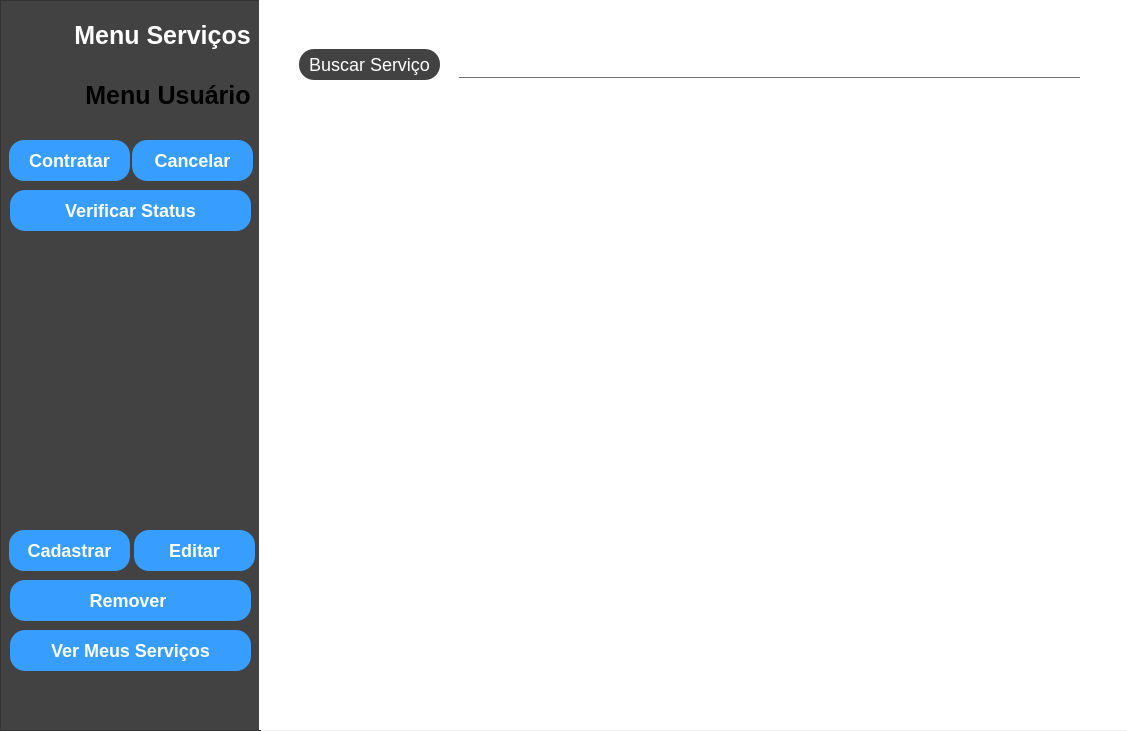
First picture: the form in servico.ui, repository Luisf66/Uber_dos_Servicos, before the edit.
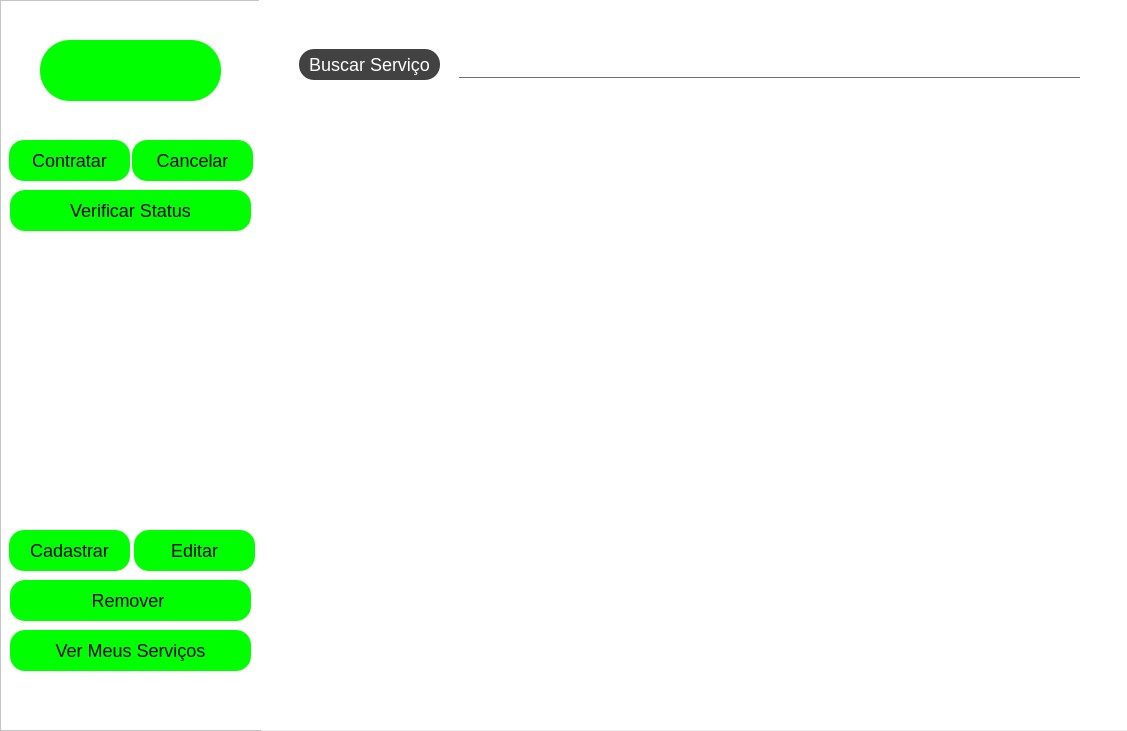
Second picture: the form after the edit. Icons and pictures are not drawn.

Commit message: Mudança na tela de serviço

The edit to the form file:
```diff
--- a/servico.ui
+++ b/servico.ui
@@ -23,7 +23,7 @@
     </rect>
    </property>
    <property name="styleSheet">
-    <string notr="true">background-color:rgb(66, 66, 66);</string>
+    <string notr="true">background-color:white;</string>
    </property>
    <property name="frameShape">
     <enum>QFrame::Shape::StyledPanel</enum>
@@ -42,11 +42,11 @@
     </property>
     <property name="styleSheet">
      <string notr="true">QPushButton {
-   background:rgb(55, 158, 255);
-    color: white;               /* Cor do texto: branco */
+   background:rgb(0, 255, 0);
+    color: black;               /* Cor do texto: branco */
     font-family: &quot;Times New Roman&quot;;  /* Fonte formal */
     font-size: 18px;            /* Tamanho da fonte */
-    font-weight: bold;          /* Negrito para destacar o texto */
+    
     border-radius: 15px;        /* Borda arredondada */
 }
 
@@ -75,11 +75,11 @@
     </property>
     <property name="styleSheet">
      <string notr="true">QPushButton {
-   background:rgb(55, 158, 255);
-    color: white;               /* Cor do texto: branco */
+   background:rgb(0, 255, 0);
+    color: black;               /* Cor do texto: branco */
     font-family: &quot;Times New Roman&quot;;  /* Fonte formal */
     font-size: 18px;            /* Tamanho da fonte */
-    font-weight: bold;          /* Negrito para destacar o texto */
+    
     border-radius: 15px;        /* Borda arredondada */
 }
 
@@ -108,11 +108,11 @@
     </property>
     <property name="styleSheet">
      <string notr="true">QPushButton {
-   background:rgb(55, 158, 255);
-    color: white;               /* Cor do texto: branco */
+   background:rgb(0, 255, 0);
+    color: black;               /* Cor do texto: branco */
     font-family: &quot;Times New Roman&quot;;  /* Fonte formal */
     font-size: 18px;            /* Tamanho da fonte */
-    font-weight: bold;          /* Negrito para destacar o texto */
+    
     border-radius: 15px;        /* Borda arredondada */
 }
 
@@ -141,11 +141,11 @@
     </property>
     <property name="styleSheet">
      <string notr="true">QPushButton {
-   background:rgb(55, 158, 255);
-    color: white;               /* Cor do texto: branco */
+   background:rgb(0, 255, 0);
+    color: black;               /* Cor do texto: branco */
     font-family: &quot;Times New Roman&quot;;  /* Fonte formal */
     font-size: 18px;            /* Tamanho da fonte */
-    font-weight: bold;          /* Negrito para destacar o texto */
+    
     border-radius: 15px;        /* Borda arredondada */
 }
 
@@ -174,11 +174,11 @@
     </property>
     <property name="styleSheet">
      <string notr="true">QPushButton {
-   background:rgb(55, 158, 255);
-    color: white;               /* Cor do texto: branco */
+   background:rgb(0, 255, 0);
+    color: black;               /* Cor do texto: branco */
     font-family: &quot;Times New Roman&quot;;  /* Fonte formal */
     font-size: 18px;            /* Tamanho da fonte */
-    font-weight: bold;          /* Negrito para destacar o texto */
+    
     border-radius: 15px;        /* Borda arredondada */
 }
 
@@ -207,11 +207,11 @@
     </property>
     <property name="styleSheet">
      <string notr="true">QPushButton {
-   background:rgb(55, 158, 255);
-    color: white;               /* Cor do texto: branco */
+   background:rgb(0, 255, 0);
+    color: black;               /* Cor do texto: branco */
     font-family: &quot;Times New Roman&quot;;  /* Fonte formal */
     font-size: 18px;            /* Tamanho da fonte */
-    font-weight: bold;          /* Negrito para destacar o texto */
+    
     border-radius: 15px;        /* Borda arredondada */
 }
 
@@ -240,11 +240,11 @@
     </property>
     <property name="styleSheet">
      <string notr="true">QPushButton {
-   background:rgb(55, 158, 255);
-    color: white;               /* Cor do texto: branco */
+   background:rgb(0, 255, 0);
+    color: black;               /* Cor do texto: branco */
     font-family: &quot;Times New Roman&quot;;  /* Fonte formal */
     font-size: 18px;            /* Tamanho da fonte */
-    font-weight: bold;          /* Negrito para destacar o texto */
+    
     border-radius: 15px;        /* Borda arredondada */
 }
 
@@ -262,69 +262,34 @@
      <string>Cancelar</string>
     </property>
    </widget>
-   <widget class="QWidget" name="layoutWidget">
+   <widget class="QFrame" name="frame_3">
     <property name="geometry">
      <rect>
-      <x>10</x>
-      <y>10</y>
-      <width>241</width>
-      <height>51</height>
+      <x>40</x>
+      <y>40</y>
+      <width>181</width>
+      <height>61</height>
      </rect>
     </property>
-    <layout class="QHBoxLayout" name="horizontalLayout">
-     <item>
-      <widget class="QPushButton" name="btn_menu_servico">
        <property name="styleSheet">
-        <string notr="true">#btn_menu_servico{
-	background: transparent;
-	border-radius: 30px;
-}</string>
-       </property>
-       <property name="text">
-        <string/>
-       </property>
-       <property name="icon">
-        <iconset resource="recursos.qrc">
-         <normaloff>:/imagem/imagens/menu_servico.png</normaloff>:/imagem/imagens/menu_servico.png</iconset>
-       </property>
-       <property name="iconSize">
-        <size>
-         <width>30</width>
-         <height>30</height>
-        </size>
-       </property>
-      </widget>
-     </item>
-     <item>
-      <widget class="QLabel" name="menu_servico">
-       <property name="styleSheet">
-        <string notr="true">	font-family: &quot;Times New Roman&quot;;
-    font-size: 25px;  /* Tamanho da fonte ajustado para um visual mais formal */
-    font-weight: bold; /* Pode adicionar para destacar o texto */
-    color:white; </string>
-       </property>
-       <property name="text">
-        <string>Menu Serviços</string>
-       </property>
-       <property name="alignment">
-        <set>Qt::AlignmentFlag::AlignCenter</set>
-       </property>
-      </widget>
-     </item>
-    </layout>
-   </widget>
-   <widget class="QWidget" name="layoutWidget">
-    <property name="geometry">
-     <rect>
-      <x>10</x>
-      <y>70</y>
-      <width>241</width>
-      <height>51</height>
-     </rect>
-    </property>
-    <layout class="QHBoxLayout" name="horizontalLayout_2">
-     <item>
+     <string notr="true"> background:rgb(0, 255, 0);
+border-radius:30px;</string>
+    </property>
+    <property name="frameShape">
+     <enum>QFrame::Shape::StyledPanel</enum>
+    </property>
+    <property name="frameShadow">
+     <enum>QFrame::Shadow::Raised</enum>
+    </property>
       <widget class="QPushButton" name="btn_menu_usuario">
+     <property name="geometry">
+      <rect>
+       <x>20</x>
+       <y>10</y>
+       <width>51</width>
+       <height>41</height>
+      </rect>
+     </property>
        <property name="styleSheet">
         <string notr="true">#btn_menu_usuario{
 	background: transparent;
@@ -345,24 +310,34 @@
         </size>
        </property>
       </widget>
-     </item>
-     <item>
-      <widget class="QLabel" name="menu_usuario">
+    <widget class="QPushButton" name="btn_menu_servico">
+     <property name="geometry">
+      <rect>
+       <x>100</x>
+       <y>15</y>
+       <width>51</width>
+       <height>30</height>
+      </rect>
+     </property>
        <property name="styleSheet">
-        <string notr="true">	font-family: &quot;Times New Roman&quot;;
-    font-size: 25px;  /* Tamanho da fonte ajustado para um visual mais formal */
-    font-weight: bold; /* Pode adicionar para destacar o texto */
-    color:black; </string>
+      <string notr="true">#btn_menu_servico{
+	background: transparent;
+	border-radius: 30px;
+}</string>
        </property>
        <property name="text">
-        <string>Menu Usuário</string>
-       </property>
-       <property name="alignment">
-        <set>Qt::AlignmentFlag::AlignCenter</set>
-       </property>
-      </widget>
-     </item>
-    </layout>
+      <string/>
+     </property>
+     <property name="icon">
+      <iconset theme="applications-development"/>
+     </property>
+     <property name="iconSize">
+      <size>
+       <width>30</width>
+       <height>30</height>
+      </size>
+     </property>
+    </widget>
    </widget>
   </widget>
   <widget class="QStackedWidget" name="stackedWidget">
```
Left out of the diff: 7 changed lines with no effect on the pictures. Lines whose indentation alone changed are shown as unchanged. The commit also changes 4 other files.
